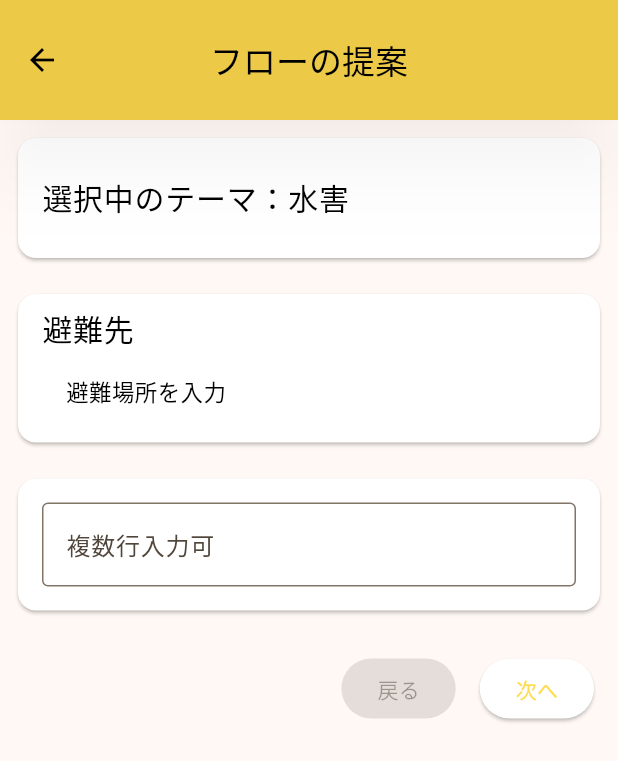
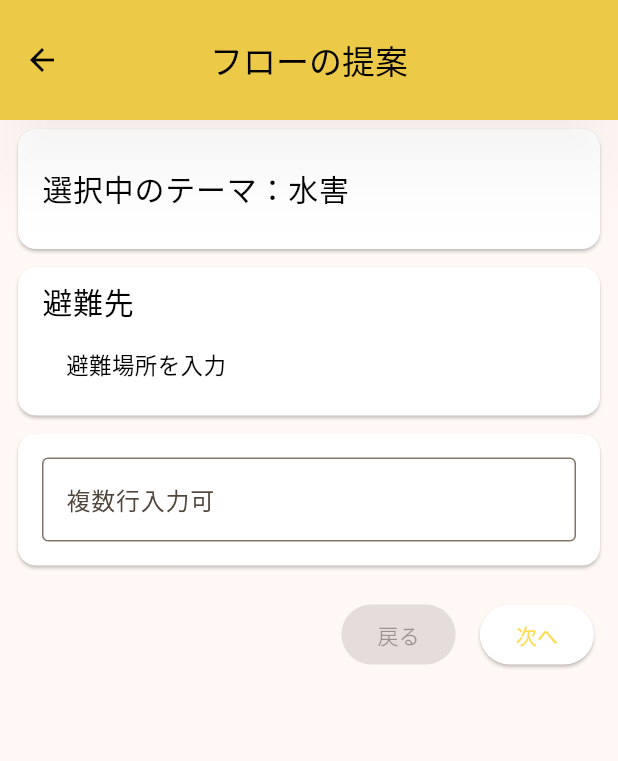
Before and after one commit to Campfire-Social-Impl/disaster_flow, a Flutter app: the FlowSuggestPage screen opened directly, on a phone screen of 412 x 824 dp. Shown: the top 761 px of the screen. Run offline on Flutter 3.47's test engine with Material 3 defaults, Android fonts, the phone set to English and light mode, and no system bars; our stand-ins replace drift, hooks_riverpod, sqlite3_flutter_libs; missing offline and left inert: sqlite3; accounts and stored records are empty; generated files the repository leaves out were written again.

Commit message:
update: fixed padding

```diff
--- a/lib/pages/flow_suggest_page.dart
+++ b/lib/pages/flow_suggest_page.dart
@@ -21,7 +21,7 @@ class FlowSuggestPage extends HookConsumerWidget {
       body: ListView(
         children: [
           Padding(
-            padding: const EdgeInsets.all(8.0),
+            padding: const EdgeInsets.symmetric(horizontal: 8.0, vertical: 2.0),
             child: Card(
               color: Colors.white,
               child: ListTile(
@@ -37,7 +37,7 @@ class FlowSuggestPage extends HookConsumerWidget {
             ),
           ),
           Padding(
-            padding: const EdgeInsets.all(8.0),
+            padding: const EdgeInsets.symmetric(horizontal: 8.0, vertical: 2.0),
             child: Card(
               color: Colors.white,
               child: ListTile(
@@ -62,7 +62,7 @@ class FlowSuggestPage extends HookConsumerWidget {
             ),
           ),
           Padding(
-            padding: const EdgeInsets.all(8.0),
+            padding: const EdgeInsets.symmetric(horizontal: 8.0, vertical: 2.0),
             child: Card(
               color: Colors.white,
               child: Padding(
```
